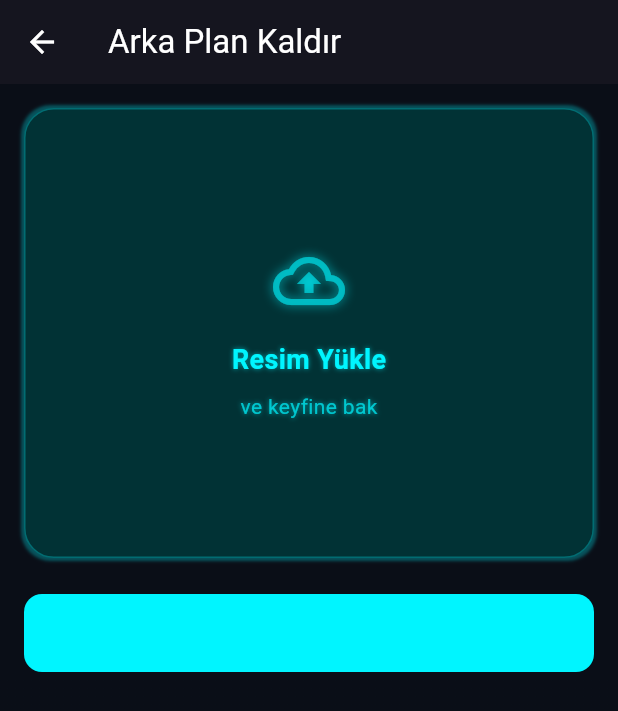
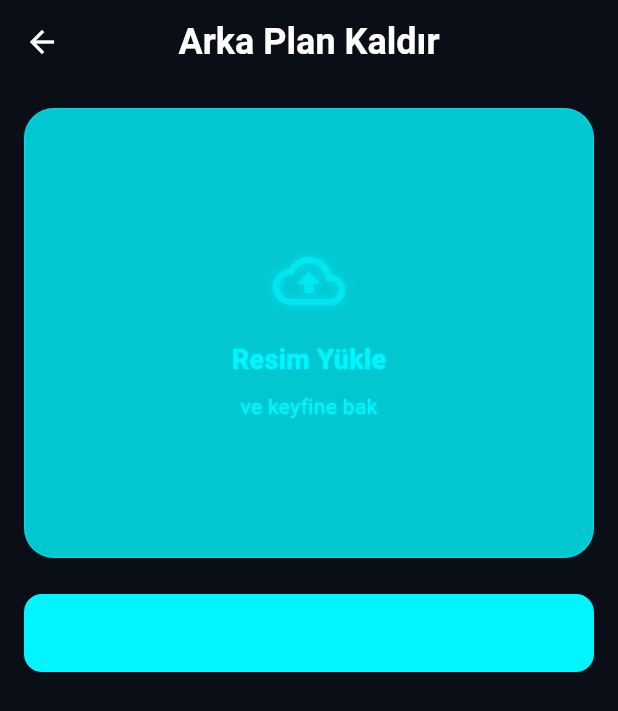
Before and after one commit to niak0/imageifyai, a Flutter app: the RemoveBackgroundView screen opened directly, after a tap on "Resim Yükle", on a phone screen of 412 x 824 dp. Shown: the top 711 px of the screen. Run offline on Flutter 3.47's test engine with Material 3 defaults, Android fonts, the phone set to English and light mode, and no system bars; our stand-ins replace image_picker.

```diff
--- /dev/null
+++ b/lib/core/extensions/glow_extensions.dart
@@ -0,0 +1,72 @@
+import 'package:flutter/material.dart';
+import 'package:imageifyai/product/tokens/colors.dart';
+
+/// Icon Extension
+extension ThemedIconExtension on Icon {
+  Widget withEffect({Color? color}) {
+    final effectColor = color ?? AppColors.primary;
+    return Icon(
+      icon,
+      size: size,
+      color: effectColor,
+      shadows: [
+        Shadow(
+          color: effectColor,
+          blurRadius: 8,
+        ),
+      ],
+    );
+  }
+}
+
+/// Text Extension
+extension ThemedTextExtension on Text {
+  Widget withEffect({
+    Color? color,
+    double textOpacity = 1.0,
+    double glowOpacity = 1.0,
+    double blurRadius = 1.0,
+  }) {
+    final effectColor = color ?? AppColors.primary;
+    return Text(
+      data ?? '',
+      style: (style ?? const TextStyle()).copyWith(
+        color: effectColor.withOpacity(textOpacity),
+        shadows: [
+          Shadow(
+            color: effectColor.withOpacity(glowOpacity),
+            blurRadius: blurRadius,
+          ),
+        ],
+      ),
+    );
+  }
+}
+
+extension GlowEffect on BoxDecoration {
+  BoxDecoration withGlowEffect({
+    Color? glowColor,
+    double blurRadius = 1.0,
+    double spreadRadius = 1.5,
+    bool onlyBorder = false,
+  }) {
+    final effectColor = glowColor ?? color ?? AppColors.primary;
+
+    return copyWith(
+      boxShadow: [
+        if (!onlyBorder)
+          BoxShadow(
+            color: effectColor.withOpacity(0.3),
+            blurRadius: blurRadius,
+            spreadRadius: spreadRadius,
+          ),
+        // Kenar glow efekti
+        BoxShadow(
+          color: effectColor.withOpacity(0.3),
+          blurRadius: blurRadius / 2,
+          spreadRadius: -1,
+        ),
+      ],
+    );
+  }
+}
--- /dev/null
+++ b/lib/core/extensions/press_animation.dart
@@ -0,0 +1,101 @@
+import 'package:flutter/material.dart';
+import 'package:imageifyai/core/extensions/glow_extensions.dart';
+
+extension PressAnimation on Widget {
+  Widget withPressAnimation({
+    VoidCallback? onTap,
+    BoxDecoration? decoration,
+    double? height,
+    double? width,
+  }) {
+    return _PressAnimationWidget(
+      onTap: onTap,
+      decoration: decoration,
+      height: height,
+      width: width,
+      child: this,
+    );
+  }
+}
+
+class _PressAnimationWidget extends StatefulWidget {
+  final Widget child;
+  final VoidCallback? onTap;
+  final BoxDecoration? decoration;
+  final double? height;
+  final double? width;
+
+  const _PressAnimationWidget({
+    required this.child,
+    this.onTap,
+    this.decoration,
+    this.height,
+    this.width,
+  });
+
+  @override
+  State<_PressAnimationWidget> createState() => _PressAnimationWidgetState();
+}
+
+class _PressAnimationWidgetState extends State<_PressAnimationWidget> with SingleTickerProviderStateMixin {
+  late final AnimationController _controller;
+  bool _isPressed = false;
+
+  @override
+  void initState() {
+    super.initState();
+    _controller = AnimationController(
+      vsync: this,
+      duration: const Duration(milliseconds: 150),
+    );
+  }
+
+  @override
+  void dispose() {
+    _controller.dispose();
+    super.dispose();
+  }
+
+  BoxDecoration? get _pressedDecoration {
+    if (widget.decoration == null) return null;
+    return widget.decoration!.withGlowEffect(
+      blurRadius: 16.0,
+      spreadRadius: 3.0,
+      glowColor: widget.decoration!.color,
+    );
+  }
+
+  @override
+  Widget build(BuildContext context) {
+    return GestureDetector(
+      onTapDown: (_) => setState(() {
+        _isPressed = true;
+        _controller.forward();
+      }),
+      onTapUp: (_) async {
+        await Future.delayed(const Duration(milliseconds: 50));
+        if (mounted) {
+          setState(() {
+            _isPressed = false;
+            _controller.reverse();
+          });
+        }
+      },
+      onTapCancel: () => setState(() {
+        _isPressed = false;
+        _controller.reverse();
+      }),
+      onTap: widget.onTap,
+      child: AnimatedScale(
+        scale: _isPressed ? 0.90 : 1.0,
+        duration: const Duration(milliseconds: 150),
+        child: Container(
+          height: widget.height,
+          width: widget.width,
+          decoration: _isPressed ? _pressedDecoration : widget.decoration,
+          child: widget.child,
+        ),
+      ),
+    );
+  }
+}
--- a/lib/core/extensions/theme_extensions.dart
+++ /dev/null
@@ -1,38 +0,0 @@
-import 'package:flutter/material.dart';
-import 'package:imageifyai/product/tokens/colors.dart';
-
-/// Icon Extension
-extension ThemedIconExtension on Icon {
-  Widget withEffect({Color? color}) {
-    final effectColor = color ?? AppColors.primary;
-    return Icon(
-      icon,
-      size: size,
-      color: effectColor,
-      shadows: [
-        Shadow(
-          color: effectColor,
-          blurRadius: 8,
-        ),
-      ],
-    );
-  }
-}
-
-/// Text Extension
-extension ThemedTextExtension on Text {
-  Widget withEffect({Color? color}) {
-    final effectColor = color ?? AppColors.primary;
-    return Text(
-      data!,
-      style: style?.copyWith(
-        shadows: [
-          Shadow(
-            color: effectColor,
-            blurRadius: 4,
-          ),
-        ],
-      ),
-    );
-  }
-}
--- a/lib/core/widgets/glass_container.dart
+++ /dev/null
@@ -1,123 +0,0 @@
-import 'package:flutter/material.dart';
-import 'package:imageifyai/product/tokens/colors.dart';
-
-class BaseContainer extends StatefulWidget {
-  final Widget child;
-  final Color? color;
-  final double? height;
-  final double? width;
-  final double borderRadius;
-  final double borderWidth;
-  final double opacity;
-  final VoidCallback? onTap;
-  final bool isTransparent;
-
-  const BaseContainer({
-    super.key,
-    required this.child,
-    this.color = AppColors.primary,
-    this.height,
-    this.width,
-    this.borderRadius = 20,
-    this.borderWidth = 1.0,
-    this.opacity = 0.8,
-    this.onTap,
-    this.isTransparent = false,
-  });
-
-  @override
-  State<BaseContainer> createState() => _BaseContainerState();
-}
-
-class _BaseContainerState extends State<BaseContainer> with SingleTickerProviderStateMixin {
-  late final AnimationController _controller;
-  bool _isPressed = false;
-
-  @override
-  void initState() {
-    super.initState();
-    _controller = AnimationController(
-      vsync: this,
-      duration: const Duration(milliseconds: 150),
-    );
-  }
-
-  @override
-  void dispose() {
-    _controller.dispose();
-    super.dispose();
-  }
-
-  Color _darkenToBlack(Color color) {
-    return Color.alphaBlend(Colors.black.withOpacity(widget.opacity), color.withOpacity(widget.opacity));
-  }
-
-  @override
-  Widget build(BuildContext context) {
-    final glowColor = _isPressed ? widget.color!.withOpacity(0.9) : (widget.color ?? AppColors.primary).withOpacity(0.3);
-    final borderColor = _isPressed ? widget.color! : (widget.color ?? AppColors.primary).withOpacity(0.3);
-
-    final backgroundColor = widget.isTransparent
-        ? Colors.transparent // Daha önceki opaklık değeri yerine tamamen şeffaf
-        : _darkenToBlack(widget.color!).withOpacity(widget.opacity);
-    final BoxDecoration containerDecoration = BoxDecoration(
-      color: backgroundColor,
-      borderRadius: BorderRadius.circular(widget.borderRadius),
-      border: Border.all(
-        color: borderColor,
-        width: widget.borderWidth,
-      ),
-      boxShadow: !widget.isTransparent
-          ? [
-              BoxShadow(
-                color: glowColor,
-                blurRadius: _isPressed ? 16.0 : 1.0,
-                spreadRadius: _isPressed ? 3.0 : 1.5,
-              ),
-            ]
-          : [],
-    );
-
-    if (widget.onTap != null) return gestureOperations(containerDecoration);
-
-    return Container(
-      height: widget.height,
-      width: widget.width,
-      decoration: containerDecoration,
-      child: widget.child,
-    );
-  }
-
-  GestureDetector gestureOperations(BoxDecoration containerDecoration) {
-    return GestureDetector(
-      onTapDown: (_) => setState(() {
-        _isPressed = true;
-        _controller.forward();
-      }),
-      onTapUp: (_) async {
-        // Küçük bir gecikme ekleyip sonra normal boyuta dön
-        await Future.delayed(const Duration(milliseconds: 50));
-        if (mounted) {
-          setState(() {
-            _isPressed = false;
-            _controller.reverse();
-          });
-        }
-      },
-      onTapCancel: () => setState(() {
-        _isPressed = false;
-        _controller.reverse();
-      }),
-      onTap: widget.onTap,
-      child: AnimatedScale(
-        scale: _isPressed ? 0.90 : 1.0,
-        duration: const Duration(milliseconds: 150),
-        child: Container(
-          height: widget.height,
-          decoration: containerDecoration,
-          child: widget.child,
-        ),
-      ),
-    );
-  }
-}
--- a/lib/features/home/models/ai_feature.dart
+++ b/lib/features/home/models/ai_feature.dart
@@ -5,9 +5,9 @@ import 'package:imageifyai/features/baby/view/baby_view.dart';
 import 'package:imageifyai/features/filters/view/filters_view.dart';
 import 'package:imageifyai/features/tattoo/view/tattoo_view.dart';
 import 'package:imageifyai/features/text_to_image/view/text_to_image_view.dart';
-import 'package:imageifyai/features/upscaler/view/upscaler_view.dart';
+import 'package:imageifyai/features/tools/upscaler/view/upscaler_view.dart';
 
-import '../../rem_bg/view/rem_bg_view.dart';
+import '../../tools/rem_bg/view/rem_bg_view.dart';
 
 enum FeatureCategory {
   creation, // AI Üretim Araçları
--- a/lib/features/rem_bg/view/rem_bg_view.dart
+++ b/lib/features/tools/rem_bg/view/rem_bg_view.dart
@@ -1,13 +1,15 @@
 import 'package:flutter/material.dart';
 import 'package:image_picker/image_picker.dart';
+import 'package:imageifyai/core/extensions/press_animation.dart';
 import 'package:imageifyai/core/widgets/buttons/app_button.dart';
 import 'package:imageifyai/product/styles/button_styles.dart';
+import 'package:imageifyai/product/styles/decorations.dart';
 import 'package:imageifyai/product/tokens/app_tokens.dart';
 import 'package:imageifyai/product/tokens/colors.dart';
-import 'package:imageifyai/core/extensions/theme_extensions.dart';
-import 'package:imageifyai/core/widgets/glass_container.dart';
+import 'package:imageifyai/core/extensions/glow_extensions.dart';
+import 'package:imageifyai/core/widgets/base_container.dart';
 import 'package:imageifyai/core/widgets/gradient_scaffold.dart';
-import 'package:imageifyai/features/rem_bg/view_model/rem_bg_view_model.dart';
+import 'package:imageifyai/features/tools/rem_bg/view_model/rem_bg_view_model.dart';
 import 'package:provider/provider.dart';
 
 class RemoveBackgroundView extends StatelessWidget {
@@ -29,10 +31,9 @@ class RemoveBackgroundView extends StatelessWidget {
               crossAxisAlignment: CrossAxisAlignment.stretch,
               children: [
                 // Resim seçme/yükleme alanı
-                BaseContainer(
-                  onTap: () {},
+                Container(
+                  decoration: AppDecorations.baseContainer,
                   height: 300,
-                  color: AppColors.primary,
                   child: viewModel.selectedImage != null
                       ? Image.file(
                           viewModel.selectedImage!,
@@ -65,6 +66,8 @@ class RemoveBackgroundView extends StatelessWidget {
                             ).withEffect(color: AppColors.primary.withOpacity(0.6)),
                           ],
                         ),
+                ).withPressAnimation(
+                  onTap: () {},
                 ),
 
                 const SizedBox(height: 24),
@@ -96,8 +99,8 @@ class RemoveBackgroundView extends StatelessWidget {
                   const SizedBox(height: 32),
 
                   // Sonuç alanı
-                  BaseContainer(
-                    color: AppColors.utility,
+                  Container(
+                    decoration: AppDecorations.baseContainer,
                     child: Image.file(
                       viewModel.resultImage!,
                       fit: BoxFit.contain,
--- a/lib/product/styles/button_styles.dart
+++ b/lib/product/styles/button_styles.dart
@@ -1,6 +1,5 @@
 import 'package:flutter/material.dart';
 import 'package:imageifyai/product/tokens/app_tokens.dart';
-
 import '../tokens/colors.dart';
 
 enum AppButtonType { primary, secondary, text }
--- /dev/null
+++ b/lib/product/styles/decorations.dart
@@ -0,0 +1,30 @@
+import 'package:flutter/material.dart';
+import 'package:imageifyai/product/tokens/colors.dart';
+
+abstract class AppDecorations {
+  // Base decoration
+
+  static BoxDecoration get baseContainer => BoxDecoration(
+        color: AppColors.primary.withOpacity(0.8),
+        borderRadius: BorderRadius.circular(20),
+        border: Border.all(
+          color: AppColors.primary.withOpacity(0.3),
+          width: 1.0,
+        ),
+      );
+
+  // Transparent container
+  static BoxDecoration get transparentContainer => baseContainer.copyWith(
+        color: Colors.transparent,
+      );
+
+  // Surface container
+  static BoxDecoration get surfaceContainer => baseContainer.copyWith(
+        color: AppColors.surface.withOpacity(0.8),
+      );
+
+  // Secondary container
+  static BoxDecoration get secondaryContainer => baseContainer.copyWith(
+        color: AppColors.secondary.withOpacity(0.8),
+      );
+}
--- a/lib/product/tokens/animations.dart
+++ b/lib/product/tokens/animations.dart
@@ -2,6 +2,7 @@ import 'package:flutter/material.dart';
 
 abstract class AppAnimations {
   // Süre sabitleri
+  static const Duration fastest = Duration(milliseconds: 150);
   static const Duration fast = Duration(milliseconds: 200);
   static const Duration normal = Duration(milliseconds: 300);
   static const Duration slow = Duration(milliseconds: 500);
```
Also changed, not shown: lib/core/theme/app_theme.dart (+40 -27 lines), lib/core/widgets/neon_border.dart (deleted, +0 -49 lines), lib/features/home/view/home_view.dart (+15 -9 lines), lib/features/home/view/widgets/app_drawer.dart (+5 -3 lines), lib/features/home/view/widgets/custom_app_bar.dart (+15 -23 lines), lib/features/tools/upscaler/view/upscaler_view.dart (renamed from lib/features/upscaler/view/upscaler_view.dart, +7 -6 lines), lib/features/tools/rem_bg/view_model/rem_bg_view_model.dart (renamed from lib/features/rem_bg/view_model/rem_bg_view_model.dart), lib/features/tools/upscaler/view_model/upscaler_view_model.dart (renamed from lib/features/upscaler/view_model/upscaler_view_model.dart), lib/product/styles/container_styles.dart (deleted).
